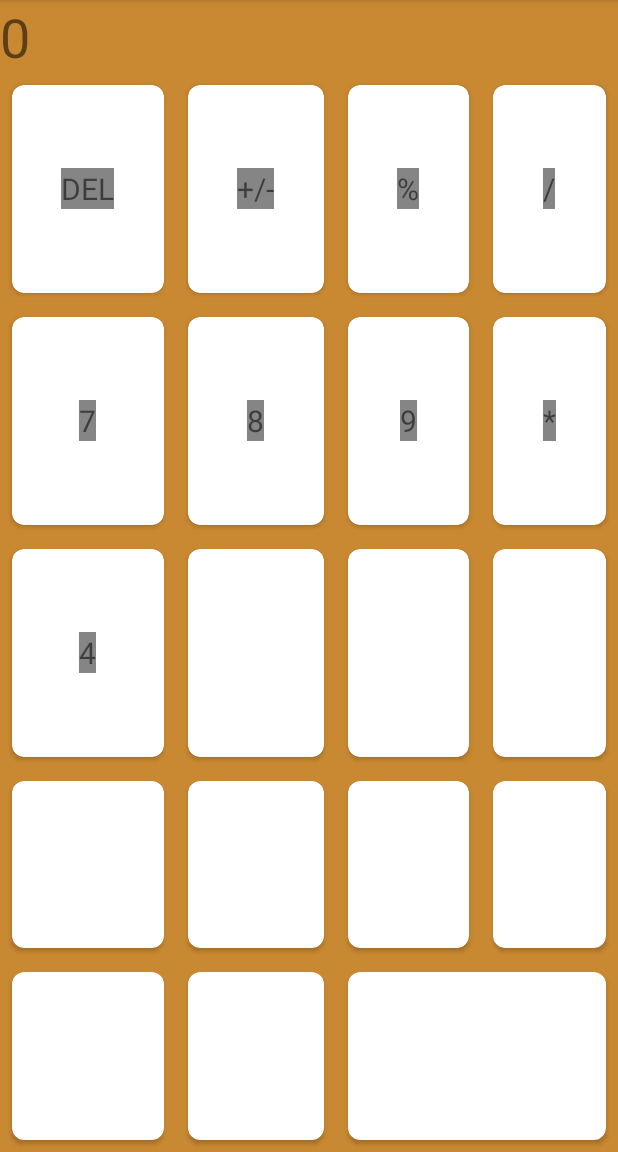
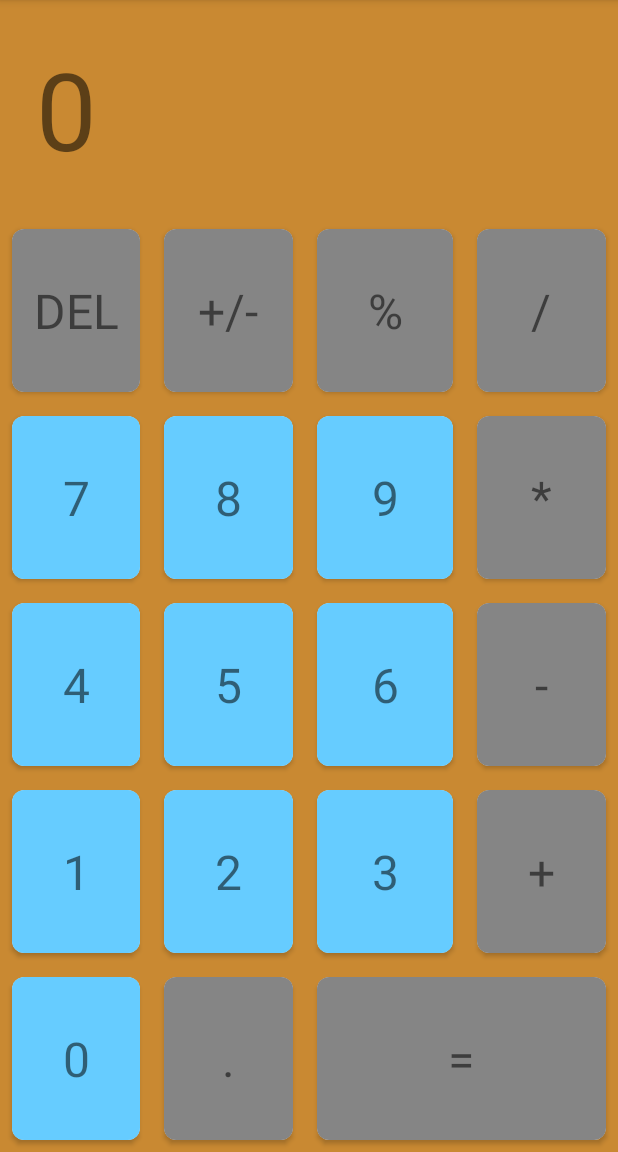
Before and after one commit to SoloChopstick/calculator, an Android app: the screen it shows after launch (MainActivity), on a phone screen of 412 x 824 dp, the part 84-1236 px from its top. Run offline under Robolectric (Android 15) with nearby library versions, the phone set to English and light mode, and no system bars.

Commit message:
Finished UI revamp

```diff
--- a/app/src/main/res/layout/activity_main.xml
+++ b/app/src/main/res/layout/activity_main.xml
@@ -14,7 +14,8 @@
         android:layout_height="wrap_content"
         android:gravity="center_vertical"
         android:text="@string/zero"
-        android:textSize="36sp" />
+        android:textSize="72sp"
+        android:padding="24sp"/>
 
     <GridLayout
         android:id="@+id/GridLayout"
@@ -31,7 +32,7 @@
             android:layout_row="0"
             android:layout_column="0"
             android:layout_gravity="fill"
-            android:layout_columnWeight="1"
+            android:layout_columnWeight="0"
             android:layout_rowWeight="1"
             android:layout_margin="8dp"
             app:cardCornerRadius="8dp"
@@ -39,12 +40,13 @@
 
             <TextView
                 android:id="@+id/buttonClearText"
-                android:layout_width="wrap_content"
-                android:layout_height="wrap_content"
+                android:layout_width="match_parent"
+                android:layout_height="match_parent"
                 android:layout_gravity="center_vertical|center_horizontal"
                 android:background="@color/operatorColor"
                 android:text="@string/clear"
-                android:textSize="20sp" />
+                android:textSize="32sp"
+                android:gravity="center"/>
         </androidx.cardview.widget.CardView>
 
         <androidx.cardview.widget.CardView
@@ -54,7 +56,7 @@
             android:layout_row="0"
             android:layout_column="1"
             android:layout_gravity="fill"
-            android:layout_columnWeight="1"
+            android:layout_columnWeight="0"
             android:layout_rowWeight="1"
             android:layout_margin="8dp"
             app:cardCornerRadius="8dp"
@@ -62,12 +64,13 @@
 
             <TextView
                 android:id="@+id/buttonChangeSignText"
-                android:layout_width="wrap_content"
-                android:layout_height="wrap_content"
+                android:layout_width="match_parent"
+                android:layout_height="match_parent"
                 android:layout_gravity="center_vertical|center_horizontal"
                 android:background="@color/operatorColor"
-                android:text="@string/changeSign"
-                android:textSize="20sp"/>
+                android:text="+/-"
+                android:textSize="32sp"
+                android:gravity="center"/>
         </androidx.cardview.widget.CardView>
 
         <androidx.cardview.widget.CardView
@@ -85,12 +88,13 @@
 
             <TextView
                 android:id="@+id/buttonModularText"
-                android:layout_width="wrap_content"
-                android:layout_height="wrap_content"
+                android:layout_width="match_parent"
+                android:layout_height="match_parent"
                 android:layout_gravity="center_vertical|center_horizontal"
                 android:background="@color/operatorColor"
                 android:text="@string/modular"
-                android:textSize="20sp"/>
+                android:textSize="32sp"
+                android:gravity="center"/>
         </androidx.cardview.widget.CardView>
 
         <androidx.cardview.widget.CardView
@@ -107,12 +111,13 @@
             android:elevation="8dp">
             <TextView
                 android:id="@+id/buttonDivideText"
-                android:layout_width="wrap_content"
-                android:layout_height="wrap_content"
+                android:layout_width="match_parent"
+                android:layout_height="match_parent"
                 android:layout_gravity="center_vertical|center_horizontal"
                 android:background="@color/operatorColor"
                 android:text="@string/divide"
-                android:textSize="20sp"/>
+                android:textSize="32sp"
+                android:gravity="center"/>
         </androidx.cardview.widget.CardView>
 
         <androidx.cardview.widget.CardView
@@ -129,12 +134,13 @@
             android:elevation="8dp">
             <TextView
                 android:id="@+id/buttonSevenText"
-                android:layout_width="wrap_content"
-                android:layout_height="wrap_content"
+                android:layout_width="match_parent"
+                android:layout_height="match_parent"
                 android:layout_gravity="center_vertical|center_horizontal"
-                android:background="@color/operatorColor"
+                android:background="@color/buttonColor"
                 android:text="7"
-                android:textSize="20sp"/>
+                android:textSize="32sp"
+                android:gravity="center"/>
         </androidx.cardview.widget.CardView>
 
 
@@ -152,12 +158,13 @@
             android:elevation="8dp">
             <TextView
                 android:id="@+id/buttonEightText"
-                android:layout_width="wrap_content"
-                android:layout_height="wrap_content"
+                android:layout_width="match_parent"
+                android:layout_height="match_parent"
                 android:layout_gravity="center_vertical|center_horizontal"
-                android:background="@color/operatorColor"
+                android:background="@color/buttonColor"
                 android:text="8"
-                android:textSize="20sp"/>
+                android:textSize="32sp"
+                android:gravity="center"/>
         </androidx.cardview.widget.CardView>
 
         <androidx.cardview.widget.CardView
@@ -174,12 +181,13 @@
             android:elevation="8dp">
             <TextView
                 android:id="@+id/buttonNineText"
-                android:layout_width="wrap_content"
-                android:layout_height="wrap_content"
+                android:layout_width="match_parent"
+                android:layout_height="match_parent"
                 android:layout_gravity="center_vertical|center_horizontal"
-                android:background="@color/operatorColor"
+                android:background="@color/buttonColor"
                 android:text="9"
-                android:textSize="20sp"/>
+                android:textSize="32sp"
+                android:gravity="center"/>
         </androidx.cardview.widget.CardView>
 
         <androidx.cardview.widget.CardView
@@ -196,12 +204,13 @@
             android:elevation="8dp">
             <TextView
                 android:id="@+id/buttonMultiplyText"
-                android:layout_width="wrap_content"
-                android:layout_height="wrap_content"
+                android:layout_width="match_parent"
+                android:layout_height="match_parent"
                 android:layout_gravity="center_vertical|center_horizontal"
                 android:background="@color/operatorColor"
                 android:text="@string/multiply"
-                android:textSize="20sp"/>
+                android:textSize="32sp"
+                android:gravity="center"/>
         </androidx.cardview.widget.CardView>
 
         <androidx.cardview.widget.CardView
@@ -219,12 +228,13 @@
 
             <TextView
                 android:id="@+id/buttonFourText"
-                android:layout_width="wrap_content"
-                android:layout_height="wrap_content"
+                android:layout_width="match_parent"
+                android:layout_height="match_parent"
                 android:layout_gravity="center_vertical|center_horizontal"
-                android:background="@color/operatorColor"
+                android:background="@color/buttonColor"
                 android:text="4"
-                android:textSize="20sp"/>
+                android:textSize="32sp"
+                android:gravity="center"/>
         </androidx.cardview.widget.CardView>
 
         <androidx.cardview.widget.CardView
@@ -239,6 +249,15 @@
             android:layout_margin="8dp"
             app:cardCornerRadius="8dp"
             android:elevation="8dp">
+            <TextView
+                android:id="@+id/buttonFiveText"
+                android:layout_width="match_parent"
+                android:layout_height="match_parent"
+                android:layout_gravity="center_vertical|center_horizontal"
+                android:background="@color/buttonColor"
+                android:text="5"
+                android:textSize="32sp"
+                android:gravity="center"/>
         </androidx.cardview.widget.CardView>
 
         <androidx.cardview.widget.CardView
@@ -253,6 +272,15 @@
             android:layout_margin="8dp"
             app:cardCornerRadius="8dp"
             android:elevation="8dp">
+            <TextView
+                android:id="@+id/buttonSixText"
+                android:layout_width="match_parent"
+                android:layout_height="match_parent"
+                android:layout_gravity="center_vertical|center_horizontal"
+                android:background="@color/buttonColor"
+                android:text="6"
+                android:textSize="32sp"
+                android:gravity="center"/>
         </androidx.cardview.widget.CardView>
 
         <androidx.cardview.widget.CardView
@@ -267,6 +295,15 @@
             android:layout_margin="8dp"
             app:cardCornerRadius="8dp"
             android:elevation="8dp">
+            <TextView
+                android:id="@+id/buttonSubtractionText"
+                android:layout_width="match_parent"
+                android:layout_height="match_parent"
+                android:layout_gravity="center_vertical|center_horizontal"
+                android:background="@color/operatorColor"
+                android:text="@string/subtract"
+                android:textSize="32sp"
+                android:gravity="center"/>
         </androidx.cardview.widget.CardView>
 
         <androidx.cardview.widget.CardView
@@ -281,6 +318,15 @@
             android:layout_margin="8dp"
             app:cardCornerRadius="8dp"
             android:elevation="8dp">
+            <TextView
+                android:id="@+id/buttonOneText"
+                android:layout_width="match_parent"
+                android:layout_height="match_parent"
+                android:layout_gravity="center_vertical|center_horizontal"
+                android:background="@color/buttonColor"
+                android:text="1"
+                android:textSize="32sp"
+                android:gravity="center"/>
         </androidx.cardview.widget.CardView>
 
         <androidx.cardview.widget.CardView
@@ -295,6 +341,15 @@
             android:layout_margin="8dp"
             app:cardCornerRadius="8dp"
             android:elevation="8dp">
+            <TextView
+                android:id="@+id/buttonTwoText"
+                android:layout_width="match_parent"
+                android:layout_height="match_parent"
+                android:layout_gravity="center_vertical|center_horizontal"
+                android:background="@color/buttonColor"
+                android:text="2"
+                android:textSize="32sp"
+                android:gravity="center"/>
         </androidx.cardview.widget.CardView>
 
         <androidx.cardview.widget.CardView
@@ -309,6 +364,15 @@
             android:layout_margin="8dp"
             app:cardCornerRadius="8dp"
             android:elevation="8dp">
+            <TextView
+                android:id="@+id/buttonThreeText"
+                android:layout_width="match_parent"
+                android:layout_height="match_parent"
+                android:layout_gravity="center_vertical|center_horizontal"
+                android:background="@color/buttonColor"
+                android:text="3"
+                android:textSize="32sp"
+                android:gravity="center"/>
         </androidx.cardview.widget.CardView>
 
         <androidx.cardview.widget.CardView
@@ -323,6 +387,15 @@
             android:layout_margin="8dp"
             app:cardCornerRadius="8dp"
             android:elevation="8dp">
+            <TextView
+                android:id="@+id/buttonAdditionText"
+                android:layout_width="match_parent"
+                android:layout_height="match_parent"
+                android:layout_gravity="center_vertical|center_horizontal"
+                android:background="@color/operatorColor"
+                android:text="@string/addition"
+                android:textSize="32sp"
+                android:gravity="center"/>
         </androidx.cardview.widget.CardView>
 
         <androidx.cardview.widget.CardView
@@ -337,6 +410,15 @@
             android:layout_margin="8dp"
             app:cardCornerRadius="8dp"
             android:elevation="8dp">
+            <TextView
+                android:id="@+id/buttonZeroText"
+                android:layout_width="match_parent"
+                android:layout_height="match_parent"
+                android:layout_gravity="center_vertical|center_horizontal"
+                android:background="@color/buttonColor"
+                android:text="0"
+                android:textSize="32sp"
+                android:gravity="center"/>
         </androidx.cardview.widget.CardView>
 
         <androidx.cardview.widget.CardView
@@ -351,6 +433,15 @@
             android:layout_margin="8dp"
             app:cardCornerRadius="8dp"
             android:elevation="8dp">
+            <TextView
+                android:id="@+id/buttonPeriodText"
+                android:layout_width="match_parent"
+                android:layout_height="match_parent"
+                android:layout_gravity="center_vertical|center_horizontal"
+                android:background="@color/operatorColor"
+                android:text="@string/period"
+                android:textSize="32sp"
+                android:gravity="center"/>
         </androidx.cardview.widget.CardView>
 
         <androidx.cardview.widget.CardView
@@ -366,6 +457,15 @@
             android:layout_height="wrap_content"
             android:layout_width="wrap_content"
             android:layout_columnSpan="2">
+            <TextView
+                android:id="@+id/buttonEqualsText"
+                android:layout_width="match_parent"
+                android:layout_height="match_parent"
+                android:layout_gravity="center_vertical|center_horizontal"
+                android:background="@color/operatorColor"
+                android:text="@string/equals"
+                android:textSize="32sp"
+                android:gravity="center"/>
         </androidx.cardview.widget.CardView>
     </GridLayout>
 </RelativeLayout>
```
